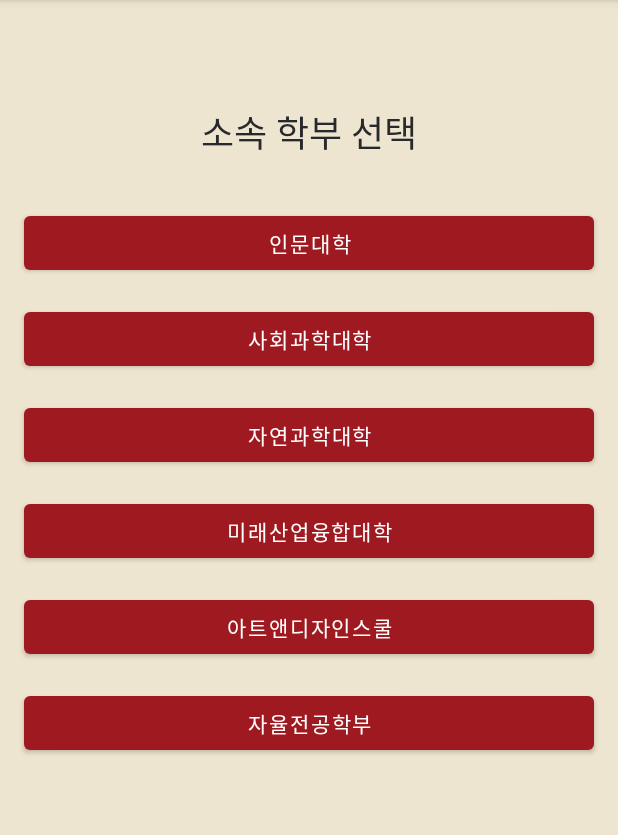
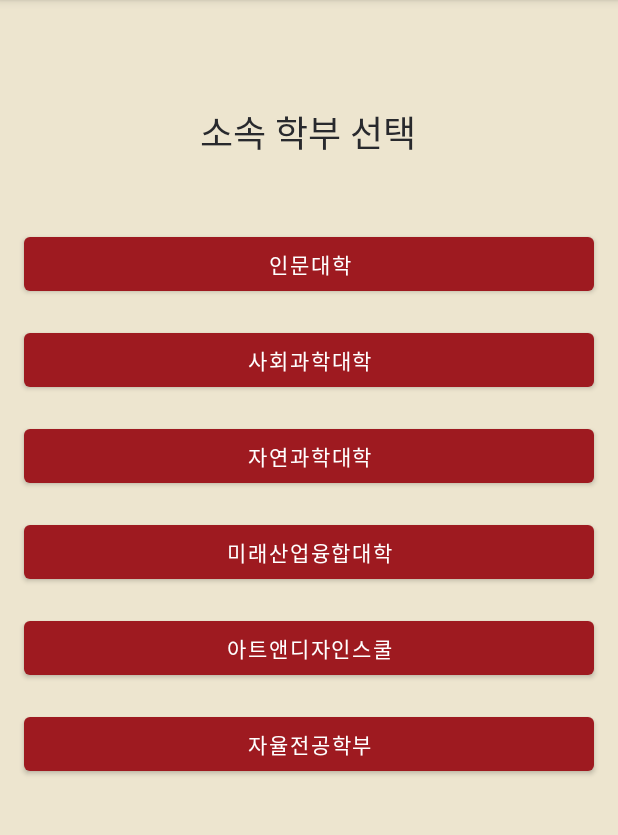
Before and after one commit to whitecastle20/Android16, an Android app: the ChooseCollege screen opened directly, with no data from a screen before it, on a phone screen of 412 x 824 dp, the part 84-919 px from its top. Run offline under Robolectric (Android 15) with nearby library versions, the phone set to English and light mode, and no system bars.

Commit message:
소속 학부 선택 xml

```diff
--- a/app/src/main/res/layout/activity_choose_college.xml
+++ b/app/src/main/res/layout/activity_choose_college.xml
@@ -12,7 +12,7 @@
         android:layout_width="0dp"
         android:layout_height="wrap_content"
         android:layout_marginStart="16dp"
-        android:layout_marginTop="32dp"
+        android:layout_marginTop="50dp"
         android:layout_marginEnd="16dp"
         android:text="인문대학"
         app:layout_constraintEnd_toEndOf="parent"
@@ -22,8 +22,8 @@
 
     <TextView
         android:id="@+id/textView"
-        android:layout_width="wrap_content"
-        android:layout_height="wrap_content"
+        android:layout_width="145dp"
+        android:layout_height="32dp"
         android:layout_marginTop="70dp"
         android:text="소속 학부 선택"
         android:textColor="@color/Active_Text"
```
